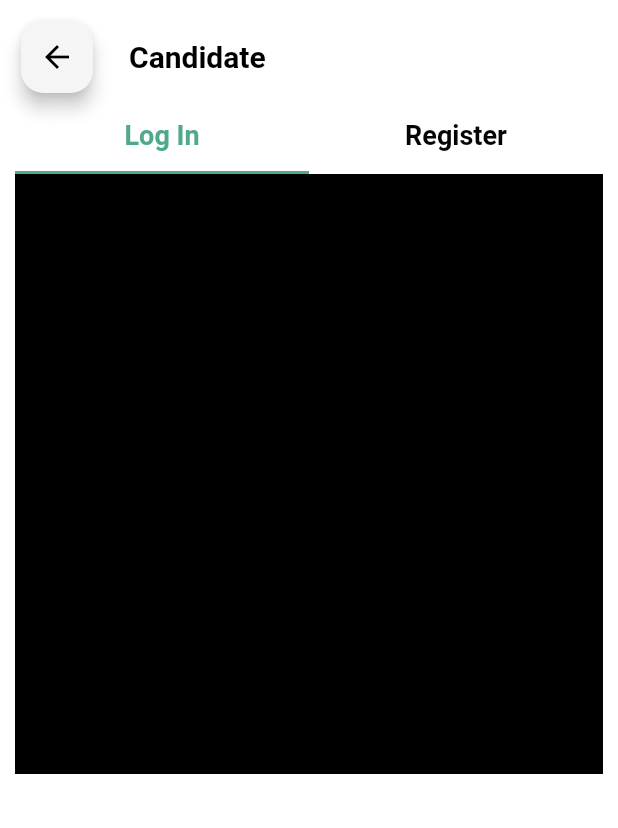
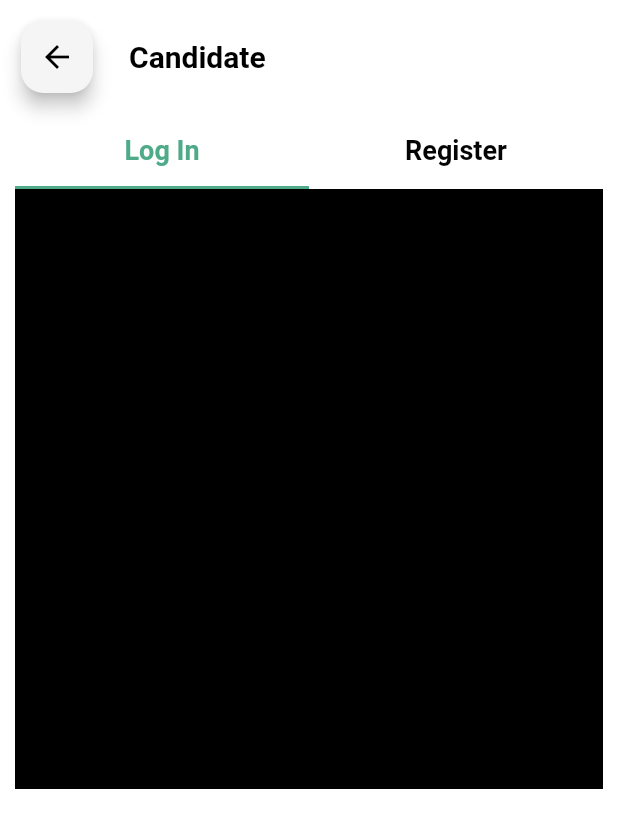
Before and after one commit to raselhossen125/job_finding_ui, a Flutter app: the AuthScreen screen opened by its route, on a phone screen of 412 x 824 dp. Shown: the top 828 px of the screen. Run offline on Flutter 3.47's test engine with Material 2 defaults, Android fonts, the phone set to English and light mode, and no system bars; our stand-ins replace introduction_screen.

Commit message:
tabbar edit

```diff
--- a/lib/screen/auth_screen.dart
+++ b/lib/screen/auth_screen.dart
@@ -40,6 +40,7 @@ class _AuthScreenState extends State<AuthScreen>
                 titleColor: Colors.black,
               ),
               Container(
+                margin: EdgeInsets.only(top: 10),
                 width: double.infinity,
                 height: 50,
                 child: TabBar(
```
